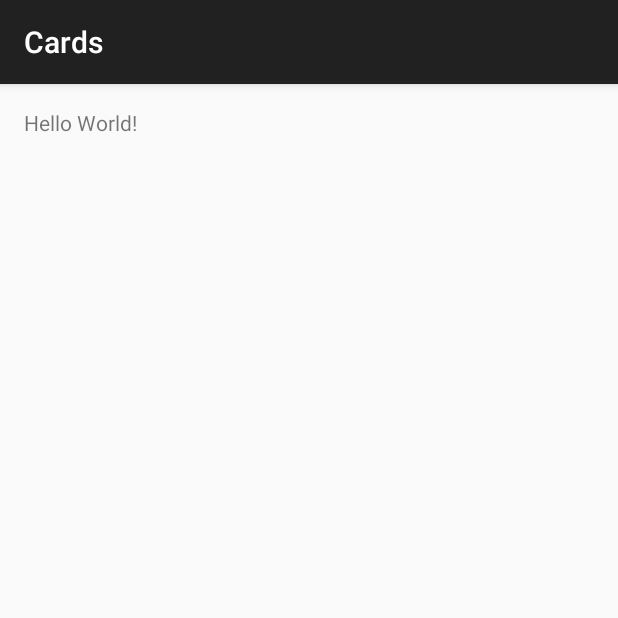
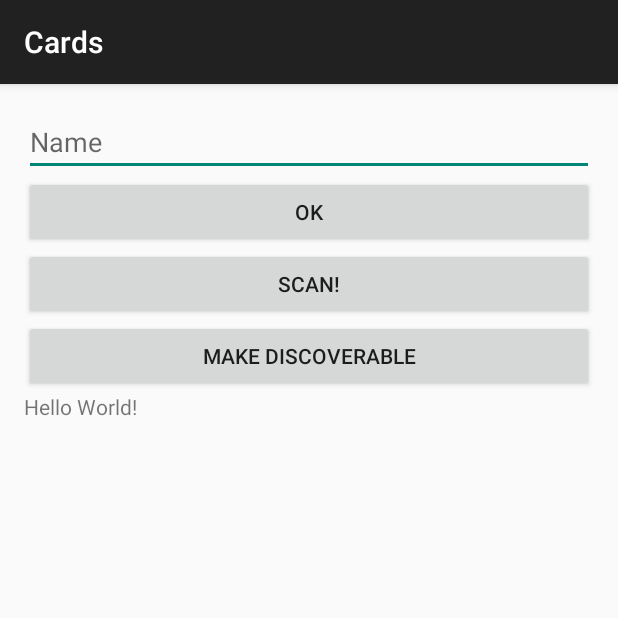
Before and after one commit to mephest0/Cards, an Android app: the screen it shows after launch (MainActivity), on a phone screen of 412 x 824 dp, the top half of it. Run offline under Robolectric (Android 15) with nearby library versions, the phone set to English and light mode, and no system bars.

Commit message:
Pasted old code

```diff
--- a/app/src/main/AndroidManifest.xml
+++ b/app/src/main/AndroidManifest.xml
@@ -1,6 +1,9 @@
 <?xml version="1.0" encoding="utf-8"?>
 <manifest xmlns:android="http://schemas.android.com/apk/res/android"
     package="heavyinternetindustries.mephesto.cards">
+
+    <uses-permission android:name="android.permission.BLUETOOTH" />
+    <uses-permission android:name="android.permission.BLUETOOTH_ADMIN" />
 
     <application
         android:allowBackup="true"
--- a/app/src/main/res/layout/activity_main.xml
+++ b/app/src/main/res/layout/activity_main.xml
@@ -7,10 +7,46 @@
     android:paddingLeft="@dimen/activity_horizontal_margin"
     android:paddingRight="@dimen/activity_horizontal_margin"
     android:paddingTop="@dimen/activity_vertical_margin"
-    tools:context="heavyinternetindustries.mephesto.cards.MainActivity">
+    tools:context="heavyinternetindustries.mephesto.brickandmortar.MainActivity">
 
-    <TextView
-        android:layout_width="wrap_content"
-        android:layout_height="wrap_content"
-        android:text="Hello World!" />
+    <LinearLayout
+        android:orientation="vertical"
+        android:layout_width="match_parent"
+        android:layout_height="match_parent">
+
+        <EditText
+            android:id="@+id/bt_name_input"
+            android:hint="Name"
+            android:inputType="textPersonName"
+            android:layout_width="fill_parent"
+            android:layout_height="wrap_content" />
+
+        <Button
+            android:layout_width="fill_parent"
+            android:layout_height="wrap_content"
+            android:text="OK"
+            android:onClick="submitName"
+            android:id="@+id/confirm_name" />
+
+        <Button
+            android:layout_width="fill_parent"
+            android:layout_height="wrap_content"
+            android:text="Scan!"
+            android:onClick="scanForDevices"
+            android:id="@+id/scan"
+            android:enabled="true" />
+
+        <Button
+            android:layout_width="fill_parent"
+            android:layout_height="wrap_content"
+            android:text="Make discoverable"
+            android:onClick="makeDiscoverable"
+            android:id="@+id/button" />
+
+        <TextView
+            android:id="@+id/debug_messages"
+            android:layout_width="wrap_content"
+            android:layout_height="wrap_content"
+            android:text="Hello World!" />
+    </LinearLayout>
 </RelativeLayout>
```
Also changed, not shown: app/src/main/java/heavyinternetindustries/mephesto/cards/MainActivity.java (+110 -0 lines).
